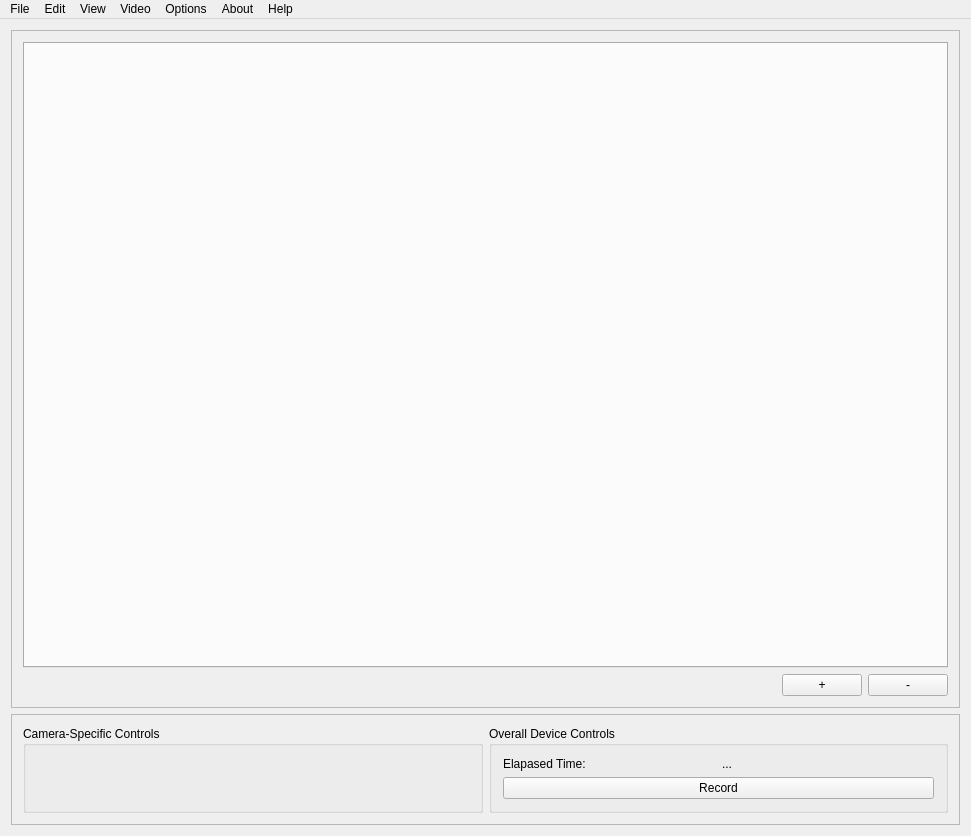
First picture: the form in src/Windows/MainWindow.ui, repository m-riley04/ModularSensorSystem, before the edit.
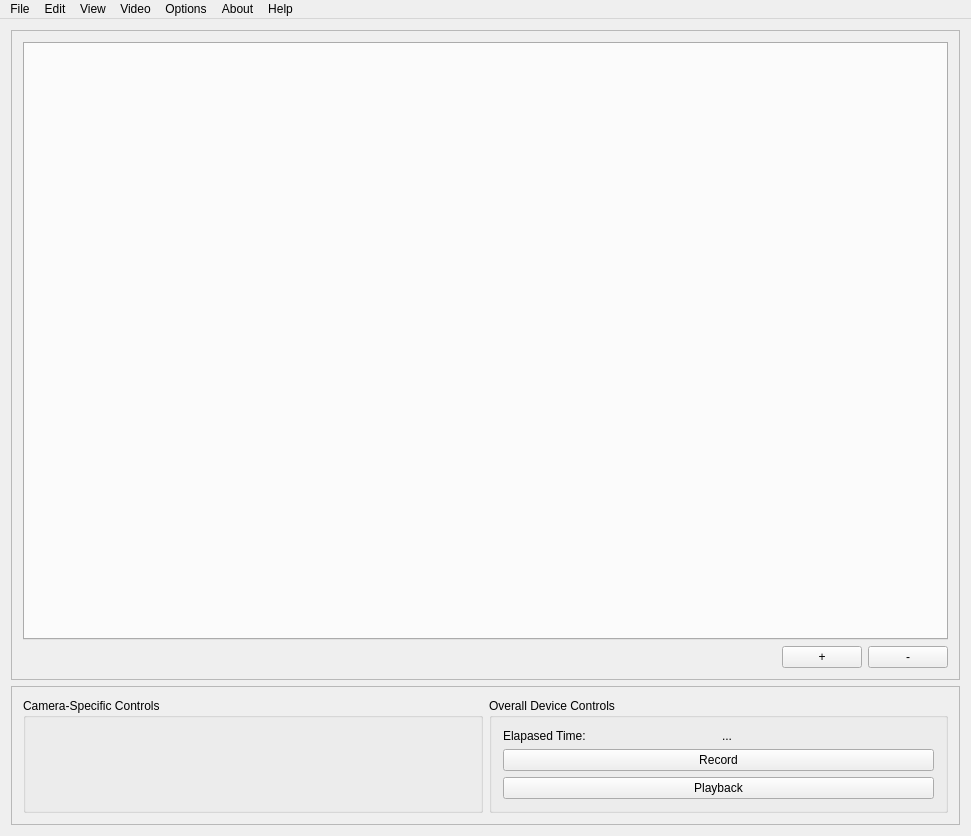
Second picture: the form after the edit. Custom widgets are drawn as their Qt base class.

Commit message: add basic video playback

```diff
--- a/src/Windows/MainWindow.ui
+++ b/src/Windows/MainWindow.ui
@@ -109,6 +109,13 @@
             </property>
            </widget>
           </item>
+          <item row="2" column="0" colspan="2">
+           <widget class="QPushButton" name="buttonPlayback">
+            <property name="text">
+             <string>Playback</string>
+            </property>
+           </widget>
+          </item>
          </layout>
         </widget>
        </item>
```
Left out of the diff: 14 changed lines with no effect on the pictures. The commit also changes 11 other files.
